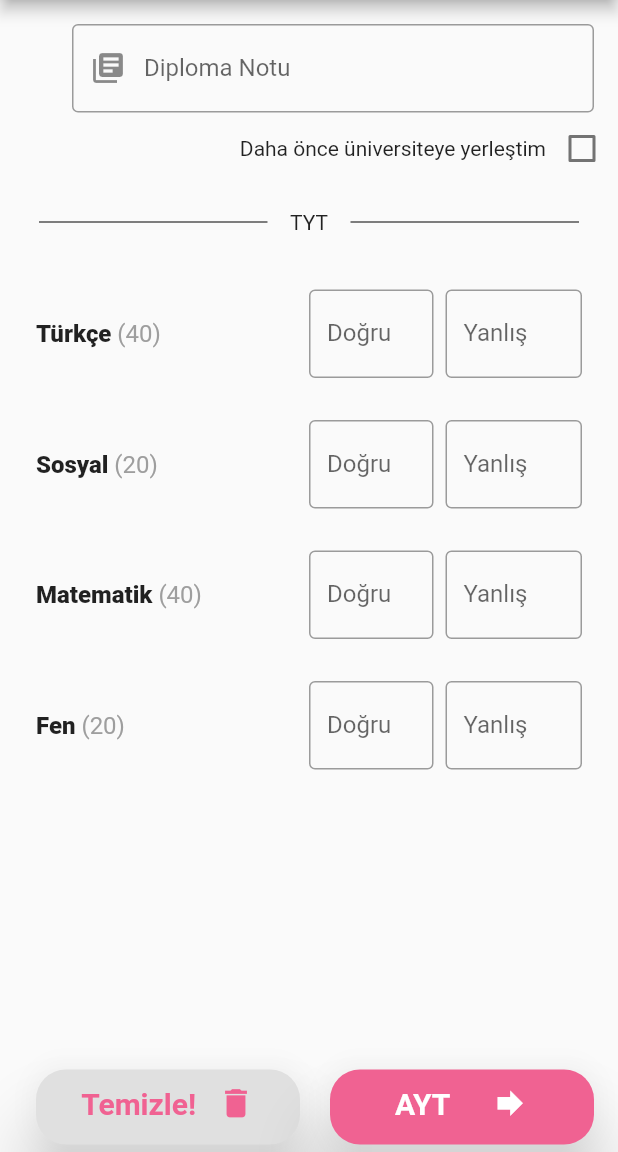
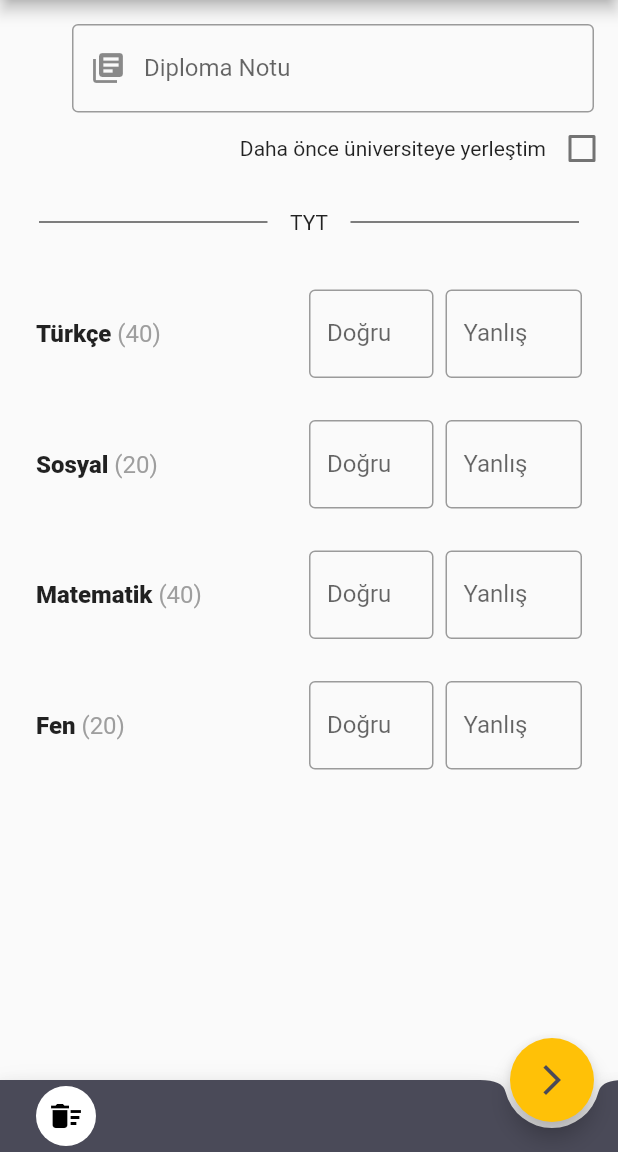
Before and after one commit to cahitsahin/tyt-ayt-puan-hesaplama, a Flutter app: the screen it shows after launch, on a phone screen of 412 x 824 dp, the part 84-1236 px from its top. Run offline on Flutter 3.47's test engine with Material 2 defaults, Android fonts, the phone set to English and light mode, and no system bars; our stand-ins replace simple_animations, sqflite; accounts and stored records are empty.

Commit message:
Bugs Fixed

```diff
--- a/lib/main.dart
+++ b/lib/main.dart
@@ -11,7 +11,7 @@ class MyApp extends StatelessWidget {
       debugShowCheckedModeBanner: false,
       title: 'Flutter Demo',
       theme: ThemeData(
-        primarySwatch: Colors.pink,
+        primarySwatch: Colors.blueGrey,
       ),
       home: TytPage(),
     );
--- a/lib/pages/result_page.dart
+++ b/lib/pages/result_page.dart
@@ -50,7 +50,7 @@ class _CalculationPageState extends State<CalculationPage> {
             1.4,
             Card(
               margin: EdgeInsets.only(top: 16, left: 16, right: 16, bottom: 36),
-              color: Colors.pink[200],
+              color: Colors.amber,
               elevation: 20,
               child: FutureBuilder(
                 future: calculateAytTyt(),
@@ -431,7 +431,7 @@ class _CalculationPageState extends State<CalculationPage> {
                     ],
                   ),
                 ),
-                color: Colors.pink[300],
+                color: Colors.amber[400],
                 textColor: Colors.white,
                 elevation: 20,
               ),
--- a/lib/pages/tyt_page.dart
+++ b/lib/pages/tyt_page.dart
@@ -38,14 +38,57 @@ class _TytPageState extends State<TytPage> {
 
   @override
   Widget build(BuildContext context) {
-    final screenHeight = MediaQuery.of(context).size.height;
+    final screenHeight = MediaQuery
+        .of(context)
+        .size
+        .height;
     return Scaffold(
       drawer: AppDrawer(),
+      floatingActionButton: FloatingActionButton(
+        onPressed: goAyt,
+        child: Icon(
+          Icons.arrow_forward_ios,
+          color: Color(0xFF4A4A58),
+        ),
+        backgroundColor: Colors.amber,
+
+      ),
+      floatingActionButtonLocation: FloatingActionButtonLocation.endDocked,
       appBar: AppBar(
         backgroundColor: Color(0xFF4A4A58),
         title: Text(
           "Ayt -Tyt Puan Hesaplama",
           style: TextStyle(fontWeight: FontWeight.w900),
+        ),
+      ),
+      bottomNavigationBar: BottomAppBar(
+        color: Color(0xFF4A4A58),
+        shape: CircularNotchedRectangle(),
+        child: Row(
+          mainAxisAlignment: MainAxisAlignment.start,
+          mainAxisSize: MainAxisSize.max,
+          children: <Widget>[
+            FlatButton(
+              onPressed: () {
+                for (int i = 0; i < lessons.length; i++) {
+                  lessons[i].trueControl.text = "";
+                  lessons[i].falseControl.text = "";
+                }
+                certGrade.text = "";
+              },
+              child: Row(
+                mainAxisAlignment: MainAxisAlignment.spaceEvenly,
+                crossAxisAlignment: CrossAxisAlignment.end,
+                children: <Widget>[
+                  CircleAvatar(
+                    backgroundColor:Colors.white,
+                    child: Icon(Icons.delete_sweep,color: Colors.black,),
+                  ),
+
+                ],
+              ),
+            ),
+          ],
         ),
       ),
       body: FadeAnimation(
@@ -54,7 +97,7 @@ class _TytPageState extends State<TytPage> {
           children: [
             SingleChildScrollView(
               child: Container(
-                height: screenHeight,
+                height: screenHeight * 5 / 6,
                 child: Column(
                   children: [
                     Padding(
@@ -168,7 +211,6 @@ class _TytPageState extends State<TytPage> {
                                             lessons[index].trueControl.text =
                                             "$max";
                                           }
-
                                         },
                                         controller: lessons[index].trueControl,
                                         keyboardType: TextInputType.number,
@@ -205,7 +247,6 @@ class _TytPageState extends State<TytPage> {
                                           lessons[index].falseControl.text =
                                               max.toString();
                                         }
-
                                       },
                                       controller: lessons[index].falseControl,
                                       keyboardType: TextInputType.number,
@@ -233,71 +274,100 @@ class _TytPageState extends State<TytPage> {
                 ),
               ),
             ),
-            Align(
-              alignment: Alignment.bottomCenter,
-              child: Padding(
-                padding:
-                    EdgeInsets.only(left: 24, right: 16, bottom: 5, top: 5),
-                child: Row(
-                  mainAxisAlignment: MainAxisAlignment.spaceEvenly,
-                  children: <Widget>[
-                    Expanded(
-                      child: RaisedButton(
-                        onPressed: () {
-                          for (int i = 0; i < lessons.length; i++) {
-                            lessons[i].trueControl.text = "";
-                            lessons[i].falseControl.text = "";
-                          }
-                        },
-                        shape: RoundedRectangleBorder(
-                            borderRadius: BorderRadius.circular(20)),
-                        elevation: 20,
-                        child: Container(
-                          height: 50,
-                          padding: EdgeInsets.only(bottom: 5),
-                          child: Row(
-                            mainAxisAlignment: MainAxisAlignment.spaceEvenly,
-                            children: <Widget>[
-                              Text('Temizle!',
-                                  style: TextStyle(
-                                      fontSize: 20,
-                                      fontWeight: FontWeight.w700,
-                                      color: Colors.pink[300])),
-                              Icon(
-                                Icons.delete,
-                                color: Colors.pink[300],
-                                size: 25,
-                              ),
+//            Align(
+//              alignment: Alignment.bottomCenter,
+//              child: Padding(
+//                padding:
+//                    EdgeInsets.only(left: 24, right: 16, bottom: 5, top: 5),
+//                child: Row(
+//                  mainAxisAlignment: MainAxisAlignment.spaceEvenly,
+//                  children: <Widget>[
+//                    Expanded(
+//                      child: RaisedButton(
+//                        onPressed: () {
+//                          for (int i = 0; i < lessons.length; i++) {
+//                            lessons[i].trueControl.text = "";
+//                            lessons[i].falseControl.text = "";
+//                          }
+//                        },
+//                        shape: RoundedRectangleBorder(
+//                            borderRadius: BorderRadius.circular(20)),
+//                        elevation: 20,
+//                        child: Container(
+//                          height: 50,
+//                          padding: EdgeInsets.only(bottom: 5),
+//                          child: Row(
+//                            mainAxisAlignment: MainAxisAlignment.spaceEvenly,
+//                            children: <Widget>[
+//                              Text('Temizle!',
+//                                  style: TextStyle(
+//                                    fontSize: 20,
+//                                    fontWeight: FontWeight.w700,
+//                                  )),
+//                              Icon(
+//                                Icons.delete,
+//                                size: 25,
+//                              ),
+//                            ],
+//                          ),
+//                        ),
+//                      ),
+//                    ),
+//                    SizedBox(
+//                      width: 20,
+//                    ),
+//                    Expanded(
+//                      child: RaisedButton(
+//                        onPressed: () {
+//
+//                        },
+//                        shape: RoundedRectangleBorder(
+//                            borderRadius: BorderRadius.circular(20)),
+//                        child: Container(
+//                          height: 50,
+//                          padding: EdgeInsets.only(bottom: 5),
+//                          child: Row(
+//                            mainAxisAlignment: MainAxisAlignment.spaceEvenly,
+//                            children: <Widget>[
+//                              Text('AYT',
+//                                  style: TextStyle(
+//                                    fontSize: 20,
+//                                    fontWeight: FontWeight.w700,
+//                                  )),
+//                              Icon(
+//                                Icons.forward,
+//                                size: 25,
+//                              ),
+//                            ],
+//                          ),
+//                        ),
+//                        color: Color(0xFF4A4A58),
+//                        textColor: Colors.white,
+//                        elevation: 20,
+//                      ),
+//                    ),
+//                  ],
+//                ),
+//              ),
+//            ),
           ],
         ),
       ),
-                      ),
-                    ),
-                    SizedBox(
-                      width: 20,
-                    ),
-                    Expanded(
-                      child: RaisedButton(
-                        onPressed: () {
+    );
+  }
+
+  void goAyt(){
     if (grade == null) {
       grade = 0;
     }
-                          for(int i=0;i<lessons.length;i++){
-                            if (lessons[i]
-                                .trueControl
-                                .text != "") {
+    for (int i = 0; i < lessons.length; i++) {
+      if (lessons[i].trueControl.text != "") {
         lessons[i].trueAnswers =
-                                  int.parse(lessons[i]
-                                      .trueControl
-                                      .text);
+            int.parse(lessons[i].trueControl.text);
       }
-                            if (lessons[i]
-                                .falseControl
-                                .text != "") {
+      if (lessons[i].falseControl.text != "") {
         lessons[i].falseAnswers =
-                                  int.parse(lessons[i]
-                                      .falseControl
-                                      .text);
+            int.parse(lessons[i].falseControl.text);
       }
     }
     Navigator.push(
@@ -307,39 +377,7 @@ class _TytPageState extends State<TytPage> {
             AytPage(lessons, isPassBefore, grade),
       ),
     );
-                        },
-                        shape: RoundedRectangleBorder(
-                            borderRadius: BorderRadius.circular(20)),
-                        child: Container(
-                          height: 50,
-                          padding: EdgeInsets.only(bottom: 5),
-                          child: Row(
-                            mainAxisAlignment: MainAxisAlignment.spaceEvenly,
-                            children: <Widget>[
-                              Text('AYT',
-                                  style: TextStyle(
-                                    fontSize: 20,
-                                    fontWeight: FontWeight.w700,
-                                  )),
-                              Icon(
-                                Icons.forward,
-                                size: 25,
-                              ),
-                            ],
-                          ),
-                        ),
-                        color: Colors.pink[300],
-                        textColor: Colors.white,
-                        elevation: 20,
-                      ),
-                    ),
-                  ],
-                ),
-              ),
-            ),
-          ],
-        ),
-      ),
-    );
+
   }
+
 }
--- a/lib/services/appdrawer.dart
+++ b/lib/services/appdrawer.dart
@@ -67,7 +67,7 @@ class AppDrawer extends StatelessWidget {
         children: <Widget>[
           ListTile(
             title: Text(
-              "Ayt-Tyt",
+              "YKS",
               style: TextStyle(
                   color: Colors.white,
                   fontSize: 30,
@@ -81,7 +81,7 @@ class AppDrawer extends StatelessWidget {
               ),
             ),
             leading: CircleAvatar(
-              backgroundColor: Colors.pink[400],
+              backgroundColor: Colors.amber,
               child: Icon(
                 Icons.perm_identity,
                 color: Colors.white,
@@ -112,7 +112,7 @@ class AppDrawer extends StatelessWidget {
           children: <Widget>[
             Icon(
               icon,
-              color: Colors.white,
+              color: Colors.amber,
               size: 35,
             ),
             SizedBox(
```
Also changed, not shown: lib/pages/ayt_page.dart (+164 -107 lines). Lines whose indentation alone changed are shown as unchanged.
